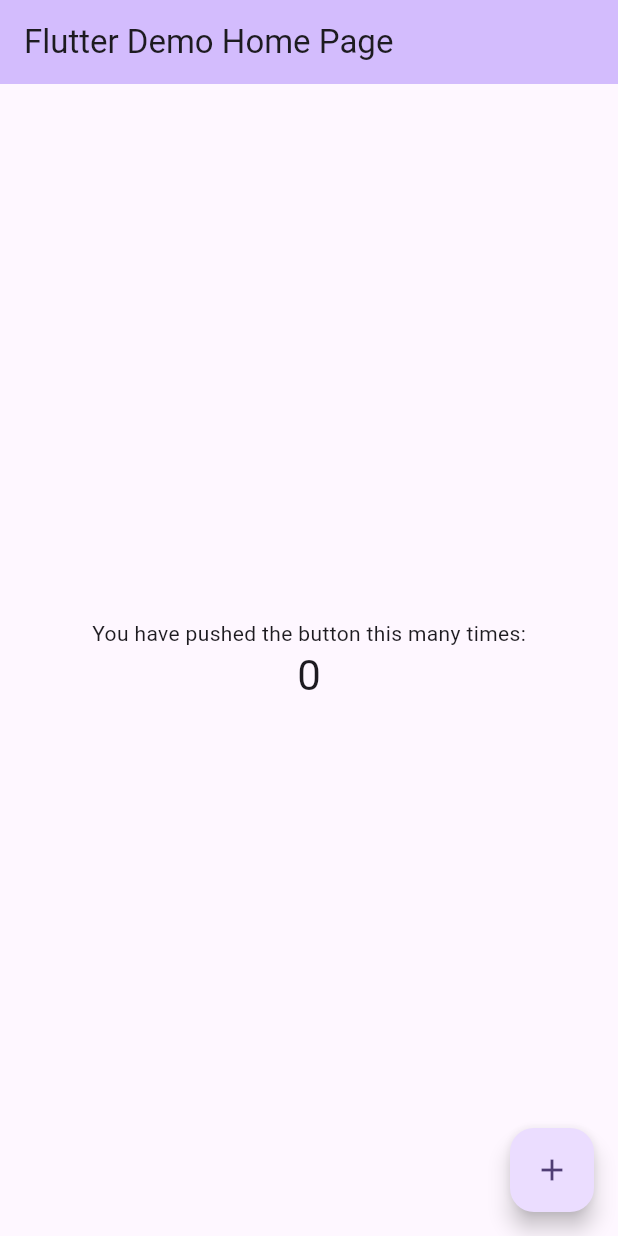
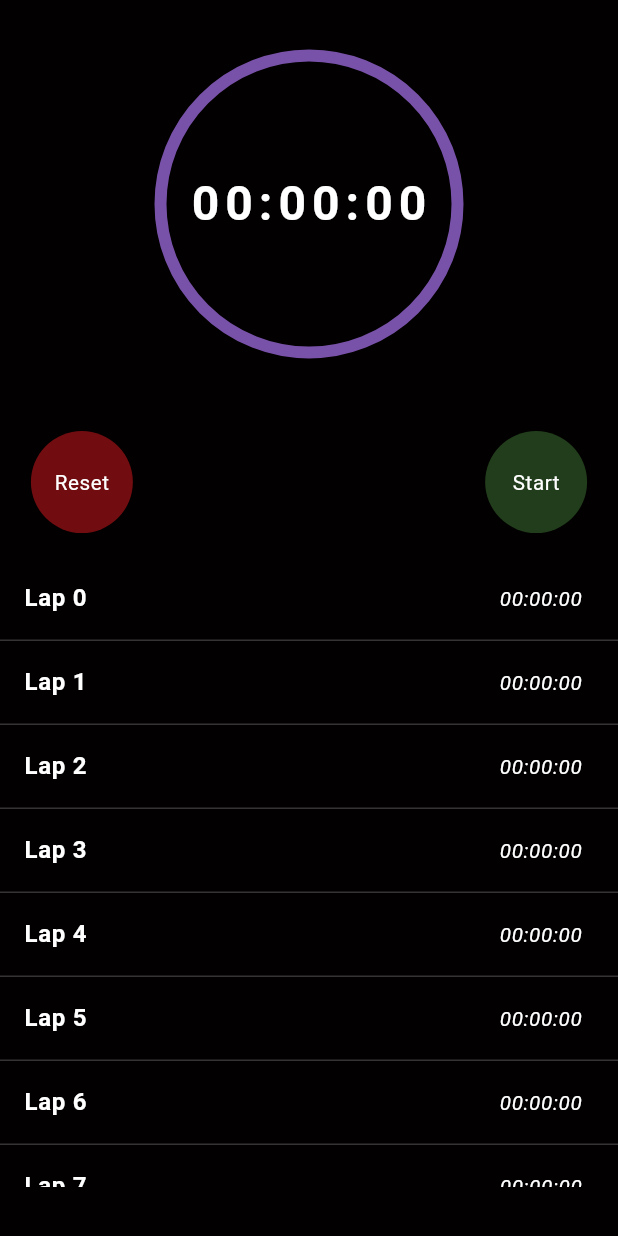
Before and after one commit to thomasalemayehu/stopwatch_mobile_ap, a Flutter app: the screen it shows after launch, on a phone screen of 412 x 824 dp. Run offline on Flutter 3.47's test engine with Material 3 defaults, Android fonts, the phone set to English and light mode, and no system bars; our stand-ins replace flutter_screenutil.

Commit message:
Basic UI Layout and Theming Completed

```diff
--- /dev/null
+++ b/lib/components/LapsDisplay.dart
@@ -0,0 +1,58 @@
+import 'package:flutter/material.dart';
+import 'package:flutter_screenutil/flutter_screenutil.dart';
+
+class LapDisplay extends StatelessWidget {
+  final String label;
+  const LapDisplay({super.key, required this.label});
+
+  @override
+  Widget build(BuildContext context) {
+    return DecoratedBox(
+      decoration: const BoxDecoration(
+        border: Border(
+          bottom: BorderSide(
+            color: Colors.white,
+            width: 0.2,
+          ),
+        ),
+      ),
+      child: ListTile(
+        title: Row(
+          mainAxisAlignment: MainAxisAlignment.spaceBetween,
+          children: [
+            Text(
+              label,
+              style: Theme.of(context).textTheme.bodyLarge?.copyWith(
+                    fontWeight: FontWeight.bold,
+                  ),
+            ),
+            Text(
+              "00:00:00",
+              style: Theme.of(context).textTheme.bodySmall?.copyWith(
+                    fontStyle: FontStyle.italic,
+                  ),
+            )
+          ],
+        ),
+      ),
+    );
+  }
+}
+
+class LapsDisplay extends StatelessWidget {
+  const LapsDisplay({super.key});
+
+  @override
+  Widget build(BuildContext context) {
+    return Padding(
+      padding: EdgeInsets.only(top: 0.01.sh),
+      child: SizedBox(
+        child: ListView.builder(
+          itemCount: 30,
+          itemBuilder: (BuildContext context, int index) =>
+              LapDisplay(label: 'Lap $index'),
+        ),
+      ),
+    );
+  }
+}
--- /dev/null
+++ b/lib/components/StopwatchControls.dart
@@ -0,0 +1,58 @@
+import 'package:flutter/material.dart';
+import 'package:flutter_screenutil/flutter_screenutil.dart';
+import 'package:stopwatch/constants.dart';
+
+//
+class ControlButton extends StatelessWidget {
+  final String label;
+  final Color backgroundColor;
+  const ControlButton(
+      {super.key, required this.label, required this.backgroundColor});
+
+  @override
+  Widget build(BuildContext context) {
+    return DecoratedBox(
+      decoration: BoxDecoration(
+        color: backgroundColor,
+        shape: BoxShape.circle,
+      ),
+      child: SizedBox(
+        width: 0.165.sw,
+        height: 0.165.sw,
+        child: Center(
+          child: Text(
+            label,
+            style: Theme.of(context).textTheme.bodySmall,
+          ),
+        ),
+      ),
+    );
+  }
+}
+
+class StopwatchControls extends StatelessWidget {
+  const StopwatchControls({super.key});
+
+  @override
+  Widget build(BuildContext context) {
+    return SizedBox(
+      height: 0.1.sh,
+      width: 0.9.sw,
+      child: const Center(
+        child: Row(
+          mainAxisAlignment: MainAxisAlignment.spaceBetween,
+          children: [
+            ControlButton(
+              label: "Reset",
+              backgroundColor: StopwatchAppConstantValues.resetButtonColor,
+            ),
+            ControlButton(
+              label: "Start",
+              backgroundColor: StopwatchAppConstantValues.startButtonColor,
+            ),
+          ],
+        ),
+      ),
+    );
+  }
+}
--- /dev/null
+++ b/lib/components/StopwatchDisplay.dart
@@ -0,0 +1,32 @@
+import 'package:flutter/material.dart';
+import 'package:flutter_screenutil/flutter_screenutil.dart';
+
+class StopwatchDisplay extends StatelessWidget {
+  const StopwatchDisplay({super.key});
+
+  @override
+  Widget build(BuildContext context) {
+    return DecoratedBox(
+      decoration: BoxDecoration(
+        shape: BoxShape.circle,
+        border: Border.all(
+          width: 8.0,
+          style: BorderStyle.solid,
+          color: Theme.of(context).primaryColor,
+        ),
+      ),
+      child: SizedBox(
+        width: 0.65.sw,
+        height: 0.25.sh,
+        child: Center(
+            child: Text(
+          "00:00:00",
+          style: Theme.of(context)
+              .textTheme
+              .displayLarge
+              ?.copyWith(letterSpacing: 4, fontSize: 28.sp),
+        )),
+      ),
+    );
+  }
+}
--- /dev/null
+++ b/lib/constants.dart
@@ -0,0 +1,23 @@
+import 'package:flutter/material.dart';
+import 'package:flutter_screenutil/flutter_screenutil.dart';
+
+class StopwatchAppConstantValues {
+  static const primaryColor = Color(0xFF7851A9);
+  static const secondaryColor = Color(0xFF1E296D);
+  static const backgroundColor = Color(0xFF020000);
+  static const textColor = Color(0xFFFFFFFF);
+
+  //
+  static const startButtonColor = Color(0x417DEE6A);
+  static const resetButtonColor = Color(0x7BE81A21);
+  static const lapButtonColor = Colors.pink;
+
+  static var textThemes = TextTheme(
+    displayLarge: TextStyle(
+        fontSize: 24.sp, fontWeight: FontWeight.bold, color: textColor),
+    bodyLarge: TextStyle(
+        fontSize: 14.sp, fontWeight: FontWeight.normal, color: textColor),
+    bodySmall: TextStyle(
+        fontSize: 12.sp, fontStyle: FontStyle.normal, color: textColor),
+  );
+}
--- a/lib/main.dart
+++ b/lib/main.dart
@@ -1,71 +1,27 @@
 import 'package:flutter/material.dart';
+import 'package:flutter_screenutil/flutter_screenutil.dart';
+import 'package:stopwatch/constants.dart';
+import 'package:stopwatch/pages/StopwatchPage.dart';
 
 void main() {
-  runApp(const MyApp());
+  runApp(const StopwatchApp());
 }
 
-class MyApp extends StatelessWidget {
-  const MyApp({super.key});
+class StopwatchApp extends StatelessWidget {
+  const StopwatchApp({super.key});
   @override
   Widget build(BuildContext context) {
-    return MaterialApp(
-      title: 'Flutter Demo',
-      theme: ThemeData(
-        colorScheme: ColorScheme.fromSeed(seedColor: Colors.deepPurple),
-        useMaterial3: true,
-      ),
-      home: const MyHomePage(title: 'Flutter Demo Home Page'),
-    );
-  }
-}
-
-class MyHomePage extends StatefulWidget {
-  const MyHomePage({super.key, required this.title});
-
-  final String title;
-
-  @override
-  State<MyHomePage> createState() => _MyHomePageState();
-}
-
-class _MyHomePageState extends State<MyHomePage> {
-  int _counter = 0;
-
-  void _incrementCounter() {
-    setState(() {
-      _counter++;
-    });
-  }
-
-  @override
-  Widget build(BuildContext context) {
-
-    return Scaffold(
-      appBar: AppBar(
-
-        backgroundColor: Theme.of(context).colorScheme.inversePrimary,
-
-        title: Text(widget.title),
-      ),
-      body: Center(
-
-        child: Column(
-          mainAxisAlignment: MainAxisAlignment.center,
-          children: <Widget>[
-            const Text(
-              'You have pushed the button this many times:',
-            ),
-            Text(
-              '$_counter',
-              style: Theme.of(context).textTheme.headlineMedium,
-            ),
-          ],
+    return ScreenUtilInit(
+      designSize: const Size(360, 690),
+      builder: (BuildContext context, Widget? child) => MaterialApp(
+        title: 'Stopwatch Application',
+        theme: ThemeData(
+          useMaterial3: true,
+          scaffoldBackgroundColor: StopwatchAppConstantValues.backgroundColor,
+          primaryColor: StopwatchAppConstantValues.primaryColor,
+          textTheme: StopwatchAppConstantValues.textThemes,
         ),
-      ),
-      floatingActionButton: FloatingActionButton(
-        onPressed: _incrementCounter,
-        tooltip: 'Increment',
-        child: const Icon(Icons.add),
+        home: const StopwatchPage(),
       ),
     );
   }
--- /dev/null
+++ b/lib/pages/StopwatchPage.dart
@@ -0,0 +1,61 @@
+import 'package:flutter/material.dart';
+import 'package:flutter_screenutil/flutter_screenutil.dart';
+import 'package:stopwatch/components/LapsDisplay.dart';
+import 'package:stopwatch/components/StopwatchControls.dart';
+import 'package:stopwatch/components/StopwatchDisplay.dart';
+
+class StopwatchPage extends StatelessWidget {
+  const StopwatchPage({super.key});
+
+  @override
+  Widget build(BuildContext context) {
+    return Scaffold(
+        body: SafeArea(
+      child: Center(
+        child: Padding(
+          padding: EdgeInsets.symmetric(vertical: 0.04.sh),
+          child: Column(
+            children: [
+              //
+              const StopwatchDisplay(),
+
+              // Spacer
+              SizedBox(
+                height: 0.05.sh,
+              ),
+
+              //
+              const StopwatchControls(),
+
+              const Expanded(
+                child: LapsDisplay(),
+              ),
+            ],
+          ),
+        ),
+      ),
+    ));
+  }
+}
+
+class BorderTop extends StatelessWidget {
+  const BorderTop({super.key});
+
+  @override
+  Widget build(BuildContext context) {
+    return DecoratedBox(
+      decoration: BoxDecoration(
+        border: Border(
+          top: BorderSide(
+            color: Theme.of(context).primaryColor,
+            width: 1.0,
+          ),
+        ),
+      ),
+      child: SizedBox(
+        width: 0.9.sw, // Set the width to take up the available space
+        height: 1, // Set the desired height of the top border
+      ),
+    );
+  }
+}
--- a/pubspec.yaml
+++ b/pubspec.yaml
@@ -35,6 +35,7 @@ dependencies:
   # The following adds the Cupertino Icons font to your application.
   # Use with the CupertinoIcons class for iOS style icons.
   cupertino_icons: ^1.0.2
+  flutter_screenutil: ^5.9.0
 
 dev_dependencies:
   flutter_test:
```
Also changed, not shown: pubspec.lock, 1 other file.
